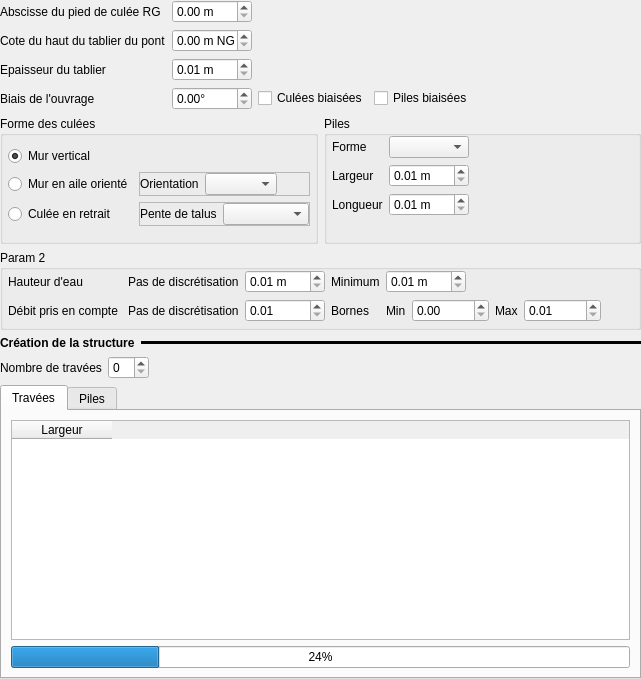
Before: the Qt Designer form ui/structures/ui_bradley.ui in Artelia/Mascaret, drawn with Qt 5.
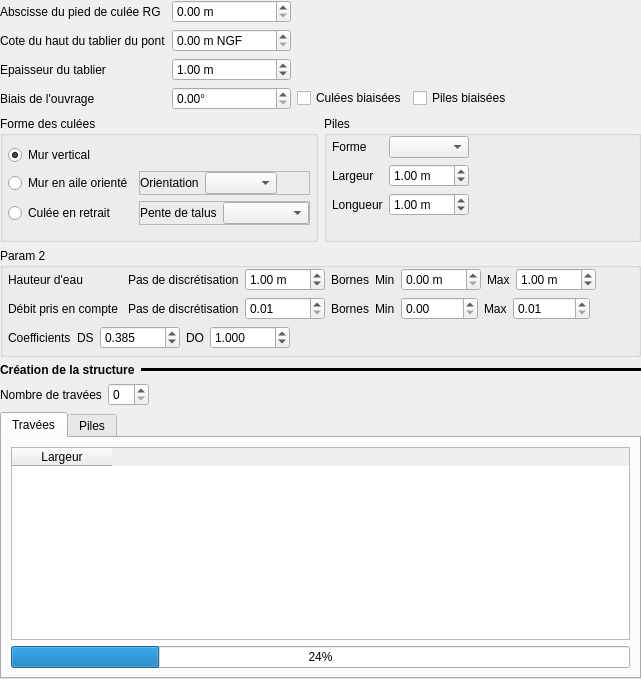
After: the same form once the commit is applied.

Commit message: Update GUI Bradley, Add GUI Borda, Orifice

What changed in the file:
```diff
--- a/ui/structures/ui_bradley.ui
+++ b/ui/structures/ui_bradley.ui
@@ -70,7 +70,7 @@
       <widget class="QDoubleSpinBox" name="dsb_biai_ouv">
        <property name="maximumSize">
         <size>
-         <width>80</width>
+         <width>120</width>
          <height>16777215</height>
         </size>
        </property>
@@ -86,7 +86,7 @@
       <widget class="QDoubleSpinBox" name="dsb_cote_tab">
        <property name="maximumSize">
         <size>
-         <width>80</width>
+         <width>120</width>
          <height>16777215</height>
         </size>
        </property>
@@ -102,7 +102,7 @@
       <widget class="QDoubleSpinBox" name="dsb_abs_cul_rg">
        <property name="maximumSize">
         <size>
-         <width>80</width>
+         <width>120</width>
          <height>16777215</height>
         </size>
        </property>
@@ -139,7 +139,7 @@
       <widget class="QDoubleSpinBox" name="dsb_epai_tab">
        <property name="maximumSize">
         <size>
-         <width>80</width>
+         <width>120</width>
          <height>16777215</height>
         </size>
        </property>
@@ -152,6 +152,9 @@
        <property name="maximum">
         <double>10000.000000000000000</double>
        </property>
+       <property name="value">
+        <double>1.000000000000000</double>
+       </property>
       </widget>
      </item>
     </layout>
@@ -226,6 +229,9 @@
             <property name="maximum">
              <double>10000.000000000000000</double>
             </property>
+            <property name="value">
+             <double>1.000000000000000</double>
+            </property>
            </widget>
           </item>
           <item row="2" column="1">
@@ -245,6 +251,9 @@
             <property name="maximum">
              <double>10000.000000000000000</double>
             </property>
+            <property name="value">
+             <double>1.000000000000000</double>
+            </property>
            </widget>
           </item>
           <item row="1" column="2">
@@ -490,6 +499,9 @@
           <property name="maximum">
            <double>10000.000000000000000</double>
           </property>
+          <property name="value">
+           <double>1.000000000000000</double>
+          </property>
          </widget>
         </item>
         <item row="0" column="1">
@@ -509,26 +521,7 @@
         <item row="0" column="3">
          <widget class="QLabel" name="label_28">
           <property name="text">
-           <string>Minimum</string>
-          </property>
-         </widget>
-        </item>
-        <item row="0" column="4">
-         <widget class="QDoubleSpinBox" name="dsb_h_min">
-          <property name="maximumSize">
-           <size>
-            <width>80</width>
-            <height>16777215</height>
-           </size>
-          </property>
-          <property name="suffix">
-           <string> m</string>
-          </property>
-          <property name="minimum">
-           <double>0.010000000000000</double>
-          </property>
-          <property name="maximum">
-           <double>10000.000000000000000</double>
+           <string>Bornes</string>
           </property>
          </widget>
         </item>
@@ -554,9 +547,6 @@
             <height>16777215</height>
            </size>
           </property>
-          <property name="suffix">
-           <string/>
-          </property>
           <property name="minimum">
            <double>0.010000000000000</double>
           </property>
@@ -589,9 +579,6 @@
               <height>16777215</height>
              </size>
             </property>
-            <property name="suffix">
-             <string/>
-            </property>
             <property name="maximum">
              <double>10000.000000000000000</double>
             </property>
@@ -612,9 +599,6 @@
               <height>16777215</height>
              </size>
             </property>
-            <property name="suffix">
-             <string/>
-            </property>
             <property name="minimum">
              <double>0.010000000000000</double>
             </property>
@@ -637,6 +621,151 @@
            </spacer>
           </item>
          </layout>
+        </item>
+        <item row="0" column="4">
+         <layout class="QHBoxLayout" name="horizontalLayout_12">
+          <item>
+           <widget class="QLabel" name="label_34">
+            <property name="text">
+             <string>Min</string>
+            </property>
+           </widget>
+          </item>
+          <item>
+           <widget class="QDoubleSpinBox" name="dsb_h_min">
+            <property name="maximumSize">
+             <size>
+              <width>80</width>
+              <height>16777215</height>
+             </size>
+            </property>
+            <property name="suffix">
+             <string> m</string>
+            </property>
+            <property name="maximum">
+             <double>10000.000000000000000</double>
+            </property>
+           </widget>
+          </item>
+          <item>
+           <widget class="QLabel" name="label_35">
+            <property name="text">
+             <string>Max</string>
+            </property>
+           </widget>
+          </item>
+          <item>
+           <widget class="QDoubleSpinBox" name="dsb_h_max">
+            <property name="maximumSize">
+             <size>
+              <width>80</width>
+              <height>16777215</height>
+             </size>
+            </property>
+            <property name="suffix">
+             <string> m</string>
+            </property>
+            <property name="minimum">
+             <double>0.010000000000000</double>
+            </property>
+            <property name="maximum">
+             <double>10000.000000000000000</double>
+            </property>
+            <property name="value">
+             <double>1.000000000000000</double>
+            </property>
+           </widget>
+          </item>
+          <item>
+           <spacer name="horizontalSpacer_12">
+            <property name="orientation">
+             <enum>Qt::Horizontal</enum>
+            </property>
+            <property name="sizeHint" stdset="0">
+             <size>
+              <width>40</width>
+              <height>20</height>
+             </size>
+            </property>
+           </spacer>
+          </item>
+         </layout>
+        </item>
+       </layout>
+      </item>
+      <item>
+       <layout class="QHBoxLayout" name="horizontalLayout_13">
+        <item>
+         <widget class="QLabel" name="label_3">
+          <property name="text">
+           <string>Coefficients</string>
+          </property>
+         </widget>
+        </item>
+        <item>
+         <widget class="QLabel" name="label_36">
+          <property name="text">
+           <string>DS</string>
+          </property>
+         </widget>
+        </item>
+        <item>
+         <widget class="QDoubleSpinBox" name="dsb_ds">
+          <property name="maximumSize">
+           <size>
+            <width>80</width>
+            <height>16777215</height>
+           </size>
+          </property>
+          <property name="decimals">
+           <number>3</number>
+          </property>
+          <property name="maximum">
+           <double>10000.000000000000000</double>
+          </property>
+          <property name="value">
+           <double>0.385000000000000</double>
+          </property>
+         </widget>
+        </item>
+        <item>
+         <widget class="QLabel" name="label_37">
+          <property name="text">
+           <string>DO</string>
+          </property>
+         </widget>
+        </item>
+        <item>
+         <widget class="QDoubleSpinBox" name="dsb_do">
+          <property name="maximumSize">
+           <size>
+            <width>80</width>
+            <height>16777215</height>
+           </size>
+          </property>
+          <property name="decimals">
+           <number>3</number>
+          </property>
+          <property name="maximum">
+           <double>10000.000000000000000</double>
+          </property>
+          <property name="value">
+           <double>1.000000000000000</double>
+          </property>
+         </widget>
+        </item>
+        <item>
+         <spacer name="horizontalSpacer_13">
+          <property name="orientation">
+           <enum>Qt::Horizontal</enum>
+          </property>
+          <property name="sizeHint" stdset="0">
+           <size>
+            <width>40</width>
+            <height>20</height>
+           </size>
+          </property>
+         </spacer>
         </item>
        </layout>
       </item>
```
Left out of the diff: 33 changed lines with no effect on the pictures. The commit also changes 14 other files.
